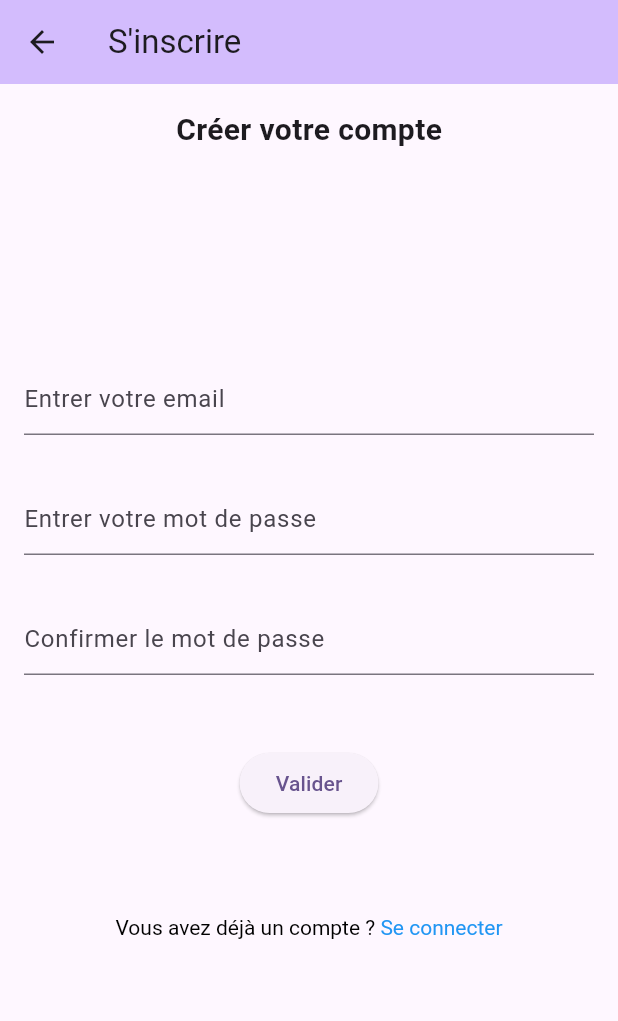
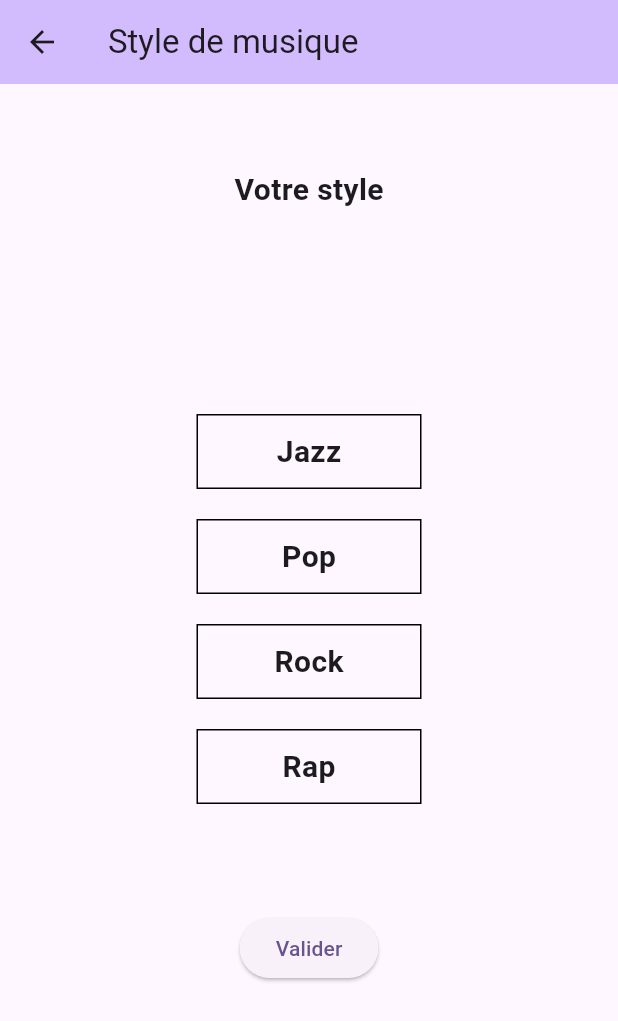
Before and after one commit to Kevin4815/Appli_music, a Flutter app: the RegisterPage screen opened by its route, after a tap on "Valider", on a phone screen of 412 x 824 dp. Shown: the top 1021 px of the screen. Run offline on Flutter 3.47's test engine with Material 3 defaults, Android fonts, the phone set to English and light mode, and no system bars; our stand-ins replace firebase_auth, firebase_core; accounts and stored records are empty; network calls fail.

Commit message:
login + register + navbar & pages + music choices

```diff
--- /dev/null
+++ b/appli_music/lib/Auth/music_style.dart
@@ -0,0 +1,120 @@
+
+import 'package:flutter/material.dart';
+
+
+class MusicStyle extends StatefulWidget {
+  const MusicStyle({super.key, required this.title});
+
+  final String title;
+
+  @override
+  State<MusicStyle> createState() => _MusicStyle();
+}
+
+class _MusicStyle extends State<MusicStyle> {
+
+  List<String> styleList = ["Jazz", "Pop", "Rock", "Rap"];
+  List<String> selectedStyles = [];
+
+  @override
+  Widget build(BuildContext context) {
+
+    Widget title = Container(
+      alignment: Alignment.topCenter,
+      constraints: const BoxConstraints(maxHeight: 170.0),
+      margin: const EdgeInsets.only(top: 40.0),
+      padding: const EdgeInsets.all(16.0),
+      child: const Row(
+        mainAxisAlignment: MainAxisAlignment.center,
+        children: [
+          Text(
+            'Votre style',
+            style: TextStyle(fontWeight: FontWeight.bold, fontSize: 20),
+          ),
+        ],
+      ),
+    );
+
+    Widget form = Column(
+      children: [
+        Container(
+        margin: const EdgeInsets.only(top: 30.0),
+        padding: const EdgeInsets.all(16.0),
+        child:  Padding(
+          padding: const EdgeInsets.symmetric(vertical: 16.0),
+          child: ElevatedButton(
+            onPressed: validateStyles,
+            child: const Text('Valider'),
+          ),
+        ),
+        ),
+      ]
+    );
+
+   return Scaffold(
+      resizeToAvoidBottomInset: false,
+      appBar: AppBar(
+        backgroundColor: Theme.of(context).colorScheme.inversePrimary,
+        title: Text(widget.title),
+      ),
+      body: Center(
+        child: Column(
+          children: [
+            title,
+            for (var item in styleList)
+              GestureDetector(
+                onTap: () {
+                  handleStyleClick(item);
+                },
+                child: Container(
+                  margin: const EdgeInsets.all(10.0),
+                  child: Row(
+                    mainAxisAlignment: MainAxisAlignment.center,
+                    mainAxisSize: MainAxisSize.min,
+                    children: [
+                      Container(
+                        constraints: const BoxConstraints(maxHeight: 50.0, minWidth: 150),
+                        padding: const EdgeInsets.all(10.0),
+                        decoration: BoxDecoration(
+                          border: Border.all(color: Colors.black),
+                          color: selectedStyles.contains(item)
+                              ? const Color.fromARGB(255, 172, 123, 236)
+                              : null,
+                        ),
+                        child: Text(
+                          item,
+                          style: const TextStyle(
+                            fontWeight: FontWeight.bold,
+                            fontSize: 20,
+                          ),
+                          textAlign: TextAlign.center
+                        ),
+                      ),
+                    ],
+                  ),
+                ),
+              ),
+            form
+          ],
+        ),
+      ),
+    );
+  }
+
+   void handleStyleClick(String clickedStyle) {
+    setState(() {
+      if (selectedStyles.contains(clickedStyle)) {
+        selectedStyles.remove(clickedStyle);
+        print(selectedStyles);
+
+      } else {
+        selectedStyles.add(clickedStyle);
+        print(selectedStyles);
+      }
+    });
+  }
+
+  void validateStyles(){
+    Navigator.pushNamed(context, '/login');
+  }
+}
--- a/appli_music/lib/Auth/register.dart
+++ b/appli_music/lib/Auth/register.dart
@@ -150,6 +150,10 @@ class _RegisterPage extends State<RegisterPage> {
   }
 
 
+  void isCreatedNavigation(){
+    Navigator.pushNamed(context, '/style');
+  }
+
   void singUp() async {
     String email = _emailController.text;
     String password = _passwordController.text;
@@ -160,6 +164,7 @@ class _RegisterPage extends State<RegisterPage> {
         //   email: email,
         //   password: password,
         // );
+        isCreatedNavigation();
       }
       else{
         _showToast(context);
--- a/appli_music/pubspec.yaml
+++ b/appli_music/pubspec.yaml
@@ -38,6 +38,7 @@ dependencies:
   firebase_auth: ^4.15.3
   firebase_core: ^2.24.2
   fluttertoast: ^8.2.4
+  http: ^1.1.0
 
 dev_dependencies:
   flutter_test:
```
Also changed, not shown: appli_music/lib/Auth/login.dart (+7 -40 lines), appli_music/lib/albums/album.dart (added, +163 -0 lines), appli_music/lib/main.dart (+8 -2 lines), appli_music/lib/navbar_screens/favorite_page.dart (added, +51 -0 lines), appli_music/lib/navbar_screens/home_page.dart (added, +79 -0 lines), appli_music/lib/navbar_screens/profile_page.dart (added, +51 -0 lines), appli_music/lib/navbar_screens/search_page.dart (added, +51 -0 lines), appli_music/lib/navigation_bar/navigationbar.dart (added, +70 -0 lines), appli_music/pubspec.lock.
